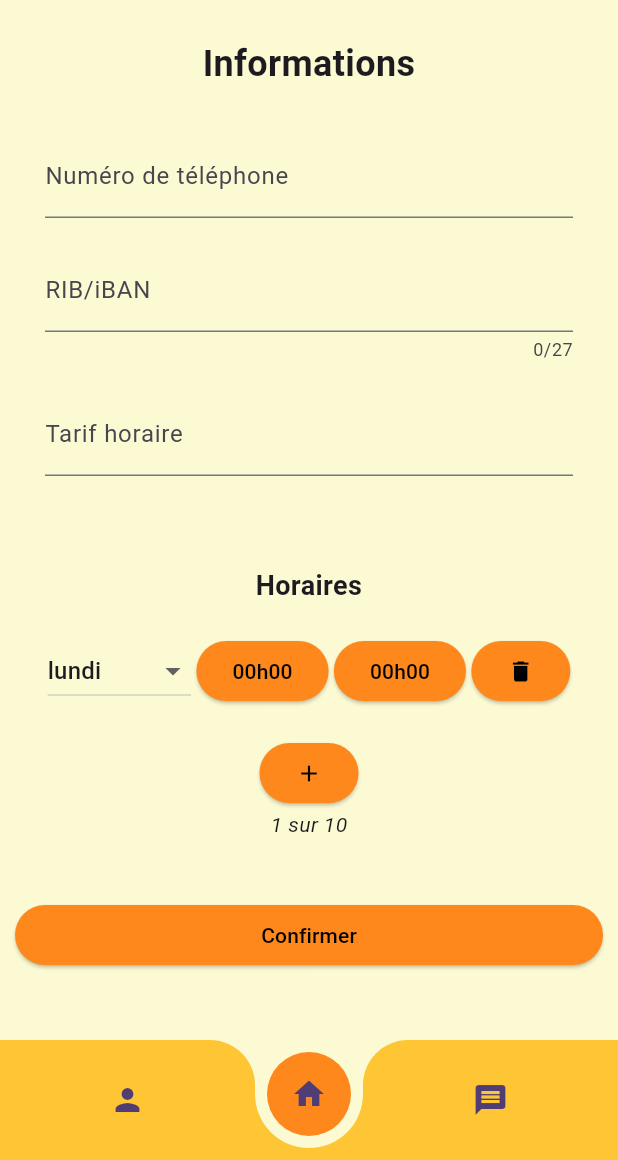
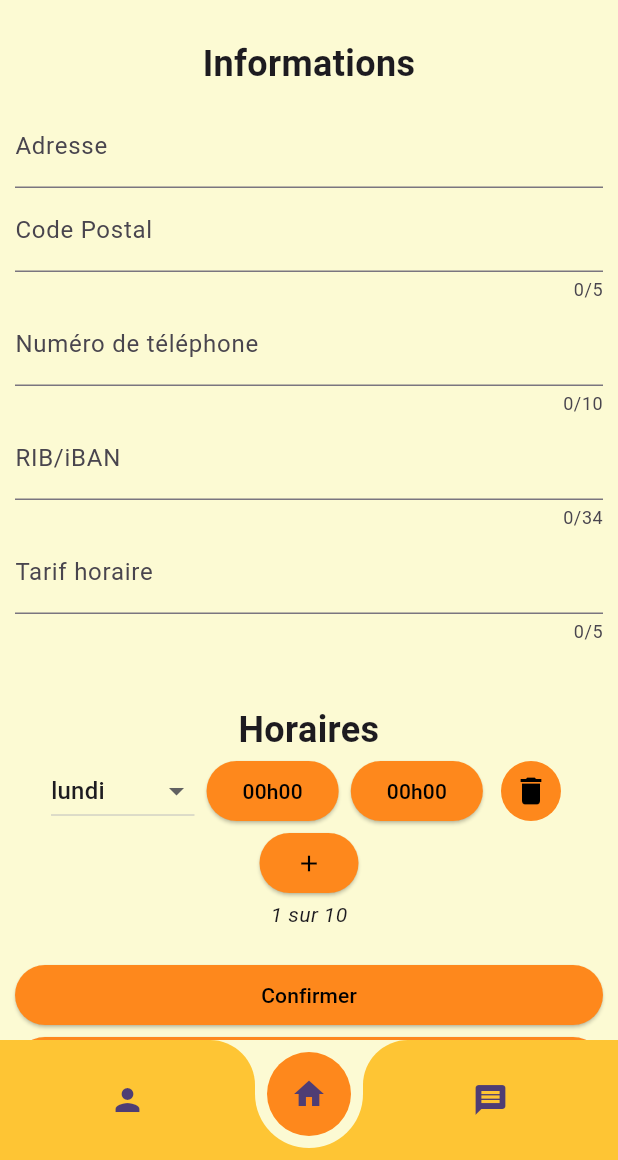
Before and after one commit to lugmog2728/SAE5.01-Voyo, a Flutter app: the ProfilePage screen opened directly, after a tap on the "edit" icon, after a tap on "Devenir visiteur", on a phone screen of 412 x 824 dp, the part 76-1236 px from its top. Run offline on Flutter 3.47's test engine with Material 3 defaults, Android fonts, the light colour scheme and no system bars; our stand-ins replace dio, image_picker; missing offline and left inert: dart:ffi; network calls fail.

Commit message:
add private data in profile.dart

```diff
--- a/voyo/lib/profile.dart
+++ b/voyo/lib/profile.dart
@@ -8,6 +8,10 @@ import 'availibility.dart';
 //####__CONSTANTS__####\\
 
 Image placeholder = Image.asset("assets/images/placeholder.webp", width: 140, height: 180,);
+TextStyle sectionStyle = const TextStyle(
+  fontSize: 20,
+  fontWeight: FontWeight.bold,
+);
 
 //####__PROFIL_PAGE__#####\\
 
@@ -24,7 +28,6 @@ class ProfilePage extends StatefulWidget {
 class _ProfilePageState extends State<ProfilePage> {
 
   //####__SUPPORTS_VAR__####\\
-
   XFile? imagePick;
   ///Image height depending on edit
   double heightLabel = 180;
@@ -39,6 +42,8 @@ class _ProfilePageState extends State<ProfilePage> {
   //####__DATA_VAR__####\\
 
   bool isVisitor = false;
+  ///Defined if the visitor has been validated by an administrator
+  bool isValid = true;
   int idVisitor = -1;
   String statut = "";
   String name = "";
@@ -47,6 +52,10 @@ class _ProfilePageState extends State<ProfilePage> {
   String hourlyRate = "";
   String imageUrl = "";
   int rating = 0;
+  String street = "";
+  String zipCode = "";
+  String phone = "";
+  String rib = "";
   List<Availibility> availibilities = [];
   List<Comment> comments = [];
 
@@ -56,6 +65,10 @@ class _ProfilePageState extends State<ProfilePage> {
   TextEditingController firstNameController = TextEditingController();
   TextEditingController cityController = TextEditingController();
   TextEditingController hourlyRateController = TextEditingController();
+  TextEditingController streetController = TextEditingController();
+  TextEditingController zipCodeController = TextEditingController();
+  TextEditingController phoneController = TextEditingController();
+  TextEditingController ribController = TextEditingController();
   List<Availibility> availibilitiesController = [];
 
   //####__WIDGET__####\\
@@ -64,6 +77,10 @@ class _ProfilePageState extends State<ProfilePage> {
   Widget firstNameWidget = Container();
   Widget cityWidget = Container();
   Widget hourlyRateWidget = Container();
+  Widget streetWidget = Container();
+  Widget zipCodeWidget = Container();
+  Widget phoneWidget = Container();
+  Widget ribWidget = Container();
   ///Yellow underline for information label
   Border borderInformation = const Border ();
   AppBar editAppBar = AppBar(toolbarHeight: 0.0);
@@ -78,6 +95,11 @@ class _ProfilePageState extends State<ProfilePage> {
     if (isEdit) {editMode();
     } else {viewingMode();}
 
+    Widget image = placeholder;
+    if (imageUrl != "") {
+      image = Image.network('${app_global.UrlServer}/image/$imageUrl', width: 140,height: 180, errorBuilder: (context, error, stackTrace) => placeholder);
+    }
+
     return app_global.Menu(
       Scaffold(
         appBar: editAppBar,
@@ -86,6 +108,22 @@ class _ProfilePageState extends State<ProfilePage> {
           child: Column (
             crossAxisAlignment: CrossAxisAlignment.start,
             children: [
+              Visibility(
+                visible: !isValid,
+                child: const Center(
+                  child:
+                    Text(
+                    "Ce compte n'a pas encore était validé par un administrateur.",
+                    style: TextStyle(
+                      fontStyle: FontStyle.italic
+                    ),
+                  ),
+                ),
+              ),
+              Visibility(
+                visible: widget.idUser == 0,
+                child: Container(),
+              ),
               Visibility(
                 visible: !isEdit,
                 child: Row (
@@ -102,16 +140,21 @@ class _ProfilePageState extends State<ProfilePage> {
                       ),
                     ),
                   ),
-                  Padding(
+                  Container (
                     padding: const EdgeInsets.all(16.0),
+                    width: 130,
+                    child: Visibility(
+                      visible: widget.idUser == app_global.idUser,
                       child: Center(
-                      child: ElevatedButton(
+                        child: IconButton(
+                          onPressed: () => editprofile(),
                           style: app_global.buttonStyle,
-                        child: const Icon(Icons.edit_sharp),
-                        onPressed: () => editprofile(),
+                          icon: const Icon(Icons.edit_sharp),
                           ),
                         ),
                       ),
+                    ),
+
                   ],
                 ),
               ),
@@ -120,23 +163,24 @@ class _ProfilePageState extends State<ProfilePage> {
                   children: [
                     Padding (
                       padding: const EdgeInsets.only(left: 16, right: 16),
-                      child: Image.network('${app_global.UrlServer}/image/$imageUrl',
-                        width: 140,
-                        height: 180,
-                        errorBuilder: (context, error, stackTrace) => placeholder,
+                      child: image,
                     ),
-                    ),
-                    Positioned(
-                      left: 0,
-                      bottom: 0,
-                      child: ElevatedButton(
+                    Visibility(
+                      visible: widget.idUser == app_global.idUser,
+                      child: Positioned(
+                        left: 10,
+                        bottom: 10,
+                        child: IconButton(
                           onPressed: () async { final XFile? image = await ImagePicker().pickImage(source: ImageSource.gallery);
                             imagePick = image;
+                            String? t = image?.readAsString() as String?;
+                            print(t);
                           },
                           style: app_global.buttonStyle,
-                        child: const Icon(Icons.photo_size_select_actual_outlined)
+                          icon: const Icon(Icons.photo_size_select_actual_outlined)
                         ),
                       )
+                    ),
                   ],
                 ),
 
@@ -168,7 +212,7 @@ class _ProfilePageState extends State<ProfilePage> {
                         context,
                         MaterialPageRoute(
                           builder: (context) =>
-                            const status_change.ChangementStatutPage(title: "Changement de statut")
+                            status_change.ChangementStatutPage(title: "Changement de statut", idUser: widget.idUser,)
                         ),
                       );
                     },
@@ -197,12 +241,9 @@ class _ProfilePageState extends State<ProfilePage> {
                   child: Column (
                     crossAxisAlignment: CrossAxisAlignment.start,
                     children: [
-                      const Text (
+                      Text (
                         'Horaires',
-                        style: TextStyle(
-                          fontSize: 20,
-                          fontWeight: FontWeight.bold,
-                        )
+                        style: sectionStyle
                       ),
                       if (isEdit) for (var i = 0; i < availibilitiesController.length; i++) hourlyInput(availibilitiesController[i], i)
                       else for (var i = 0; i < availibilities.length; i++) hourlyLabel(availibilities[i]),
@@ -231,6 +272,44 @@ class _ProfilePageState extends State<ProfilePage> {
               ),
 
               Visibility(
+                visible: isVisitor && widget.idUser == app_global.idUser,
+                child: Container (
+                  alignment: Alignment.centerLeft,
+                  margin: const EdgeInsets.only(top: 16, left: 16),
+                  child: Column (
+                    crossAxisAlignment: CrossAxisAlignment.start,
+                    children: [
+                      Text (
+                        'Données privées',
+                        style: sectionStyle
+                      ),
+                      Row (
+                        children: [
+                          Column(
+                            crossAxisAlignment: CrossAxisAlignment.start,
+                            children: [
+                              labelPrivateData("Adresse :"),
+                              labelPrivateData("Code Postal : "),
+                              labelPrivateData("Téléphone : "),
+                              labelPrivateData("RIB : ")
+                            ]
+                          ),
+                          Column(
+                            children: [
+                              profileInformation(streetWidget),
+                              profileInformation(zipCodeWidget),
+                              profileInformation(phoneWidget),
+                              profileInformation(ribWidget)
+                            ]
+                          )
+                        ],
+                      )
+                    ]
+                  ),
+                )
+              ),
+
+              Visibility(
                 visible: isVisitor && !isEdit && comments.isNotEmpty,
                 child: Container (
                   alignment: Alignment.center,
@@ -238,12 +317,9 @@ class _ProfilePageState extends State<ProfilePage> {
                   child: Column (
                     crossAxisAlignment: CrossAxisAlignment.start,
                     children: [
-                      const Text (
-                        'Commentaire',
-                        style: TextStyle(
-                          fontSize: 20,
-                          fontWeight: FontWeight.bold,
-                        )
+                      Text (
+                        'Commentaires',
+                        style: sectionStyle
                       ),
                       if (comments.isNotEmpty) commentWidget(comments[selectedComments]),
                       Row(
@@ -286,6 +362,11 @@ class _ProfilePageState extends State<ProfilePage> {
         if (jsonData["User"] == null) {
         }
           isVisitor = jsonData["User"] != null;
+          switch (jsonData["State"]) {
+            case "Attente": isValid = false;
+              break;
+            case "Refuser": isVisitor = false;
+          }
           if (isVisitor) {
             setState(() {
               idVisitor = jsonData["Id"];
@@ -295,6 +376,14 @@ class _ProfilePageState extends State<ProfilePage> {
               hourlyRate = jsonData["HourlyRate"].toString();
               imageUrl = jsonData["User"]["ProfilPicture"];
               rating = jsonData["Rating"];
+              street = jsonData["Street"];
+              zipCode = jsonData["PostalCode"].toString();
+              if (zipCode.length < 5) {
+                zipCode = "0$zipCode";
+              }
+              phone = jsonData["User"]["PhoneNumber"];
+              rib = jsonData["RIB"].toString();
+              //rib = "**** **** ${rib.substring(rib.length-5)}";
             });
 
             app_global.fetchData("${app_global.UrlServer}Availibility/GetAvailibiltyByVisitor?id=${jsonData["Id"]}").then((List<dynamic>? jsonDataAv) {
@@ -312,7 +401,6 @@ class _ProfilePageState extends State<ProfilePage> {
                 initAvailibilitiesController();
               }
               }).catchError((error) {
-                print('\nUne erreur est survenue lors de la récupération des données : $error');
             });
             app_global.fetchData("${app_global.UrlServer}Visit/GetComment?idvisitor=${jsonData["Id"]}").then((List<dynamic>? jsonDataCom) {
               if (jsonDataCom != null) {
@@ -326,7 +414,6 @@ class _ProfilePageState extends State<ProfilePage> {
                 });
               }
             }).catchError((error) {
-              print('\nUne erreur est survenue lors de la récupération des données : $error');
             });
 
           }else {
@@ -340,7 +427,6 @@ class _ProfilePageState extends State<ProfilePage> {
       }
       }).catchError((error) {
         isVisitor = false;
-        print('\nUne erreur est survenue lors de la récupération des données : $error');
     });
   }
 
@@ -361,6 +447,10 @@ class _ProfilePageState extends State<ProfilePage> {
     firstNameWidget = editProfileText(firstName);
     cityWidget = editProfileText(city);
     hourlyRateWidget = editProfileText("$hourlyRate€");
+    streetWidget = editProfileText(street);
+    zipCodeWidget = editProfileText(zipCode);
+    phoneWidget = editProfileText(phone);
+    ribWidget = editProfileText(rib);
     editAppBar = AppBar(toolbarHeight: 0.0);
     availibilitiesError.clear();
   }
@@ -372,19 +462,18 @@ class _ProfilePageState extends State<ProfilePage> {
     firstNameController.text = firstName;
     cityController.text = city;
     hourlyRateController.text = hourlyRate;
+    streetController.text = street;
+    zipCodeController.text = zipCode;
+    phoneController.text = phone;
 
-    nameWidget = inputProfileEdit(nameController, "Prénom");
-    firstNameWidget = inputProfileEdit(firstNameController, "Nom");
-    cityWidget = inputProfileEdit(cityController, "Ville");
-
-    hourlyRateWidget = TextFormField(
-      controller: hourlyRateController,
-      decoration: const InputDecoration(
-        labelText: "Tarif Horaire",
-      ),
-      keyboardType: TextInputType.number,
-      maxLength: 5,
-    );
+    nameWidget = inputProfileEdit(nameController, "Prénom", TextInputType.text, null);
+    firstNameWidget = inputProfileEdit(firstNameController, "Nom", TextInputType.text, null);
+    cityWidget = inputProfileEdit(cityController, "Ville", TextInputType.text, null);
+    hourlyRateWidget = inputProfileEdit(hourlyRateController, "Tarif Horaire", TextInputType.number, 5);
+    streetWidget = inputProfileEdit(streetController, "Adresse", TextInputType.text, null);
+    zipCodeWidget = inputProfileEdit(zipCodeController, "Code Postal", TextInputType.number, 5);
+    phoneWidget = inputProfileEdit(phoneController, "Téléphone", TextInputType.phone, 10);
+    ribWidget = inputProfileEdit(ribController, "RIB", TextInputType.text, 34);
 
     editAppBar = AppBar(
       backgroundColor: app_global.backgroundColor,
@@ -460,9 +549,13 @@ class _ProfilePageState extends State<ProfilePage> {
         });
       });
       if (isVisitor) {
-        app_global.sendData("${app_global.UrlServer}Visitor/ModifyVisitor?id=$idVisitor&hourlyRate=${hourlyRateController.text}").then((value) {
+        print("${app_global.UrlServer}Visitor/ModifyVisitor?id=$idVisitor&street=${streetController.text}&hourlyRate=${hourlyRateController.text}&phoneNumber=${phoneController.text}&PostalCode=${zipCodeController.text}");
+        app_global.sendData("${app_global.UrlServer}Visitor/ModifyVisitor?id=$idVisitor&street=${streetController.text}&hourlyRate=${hourlyRateController.text}&phoneNumber=${phoneController.text}&PostalCode=${zipCodeController.text}").then((value) {
           setState(() {
             hourlyRate = hourlyRateController.text;
+            street = streetController.text;
+            zipCode = zipCodeController.text;
+            phone = phoneController.text;
           });
         });
         app_global.sendData("${app_global.UrlServer}Availibility/DeleteAvailibilty?id=$idVisitor").then((value) {
@@ -515,12 +608,24 @@ class _ProfilePageState extends State<ProfilePage> {
     );
   }
   ///Create a input information (String Data) for the edit mode
-  TextFormField inputProfileEdit(TextEditingController textController, String label) {
+  TextFormField inputProfileEdit(TextEditingController textController, String label, TextInputType keyboardType, int? maxLength) {
     return TextFormField(
       controller: textController,
+      keyboardType: keyboardType,
+      maxLength: maxLength,
       decoration: InputDecoration(
         labelText: label,
       )
+    );
+  }
+
+  Text labelPrivateData(String label) {
+    return Text(
+      label,
+      style: const TextStyle(
+        fontSize: 16,
+        fontStyle: FontStyle.italic,
+      ),
     );
   }
 
@@ -566,25 +671,32 @@ class _ProfilePageState extends State<ProfilePage> {
               });
             }
           ),
-          timeButton(context, availibility, false),
-          timeButton(context, availibility, true),
-          ElevatedButton(
+          timeButton(availibility, false),
+          timeButton(availibility, true),
+          IconButton(
             onPressed: () {
               setState(() {
                 availibilitiesController.removeAt(index);
               });
             },
             style: app_global.buttonStyle,
-            child: const Icon(Icons.delete)
+            icon: const Icon(Icons.delete)
             )
         ],
       ),
     );
   }
   ///Create a TimePicker button for a modifiy a availibility
-  ElevatedButton timeButton(BuildContext context, Availibility availibility, bool isTimeEnd) {
+  ElevatedButton timeButton(Availibility availibility, bool isTimeEnd) {
     return ElevatedButton(
-      onPressed: () async { final TimeOfDay? time = await showTimePicker(
+      onPressed: () => timePickerFunction(availibility, isTimeEnd),
+      style: app_global.buttonStyle,
+      child: Text(translateTime(availibility.getTime(isTimeEnd), "h"))
+    );
+  }
+
+  void timePickerFunction(Availibility availibility, bool isTimeEnd) async {
+    final TimeOfDay? time = await showTimePicker(
       context: context,
       initialTime: availibility.getTime(isTimeEnd),
       helpText: "Choissiez une heure",
@@ -605,10 +717,6 @@ class _ProfilePageState extends State<ProfilePage> {
         }
       }
     });
-      },
-      style: app_global.buttonStyle,
-      child: Text(translateTime(availibility.getTime(isTimeEnd), "h"))
-    );
   }
 
   //####__COMMENT_MANAGEMENT__####\\
--- a/voyo/lib/statuschange.dart
+++ b/voyo/lib/statuschange.dart
@@ -1,11 +1,13 @@
 import 'package:flutter/material.dart';
 import 'globals.dart' as app_global;
+import 'profile.dart' as profile;
 import 'availibility.dart';
 
 class ChangementStatutPage extends StatefulWidget {
-  const ChangementStatutPage({Key? key, required this.title}) : super(key: key);
+  const ChangementStatutPage({Key? key, required this.title, required this.idUser}) : super(key: key);
 
   final String title;
+  final int idUser;
 
   @override
   State<ChangementStatutPage> createState() => _ChangementStatutPageState();
@@ -19,9 +21,11 @@ class _ChangementStatutPageState extends State<ChangementStatutPage> {
   List<int> availibilitiesError = [];
   bool isError = false;
 
-  final TextEditingController telephoneController = TextEditingController();
+  final TextEditingController streetController = TextEditingController();
+  final TextEditingController zipCodeController = TextEditingController();
+  final TextEditingController phoneController = TextEditingController();
   final TextEditingController ribController = TextEditingController();
-  final TextEditingController tarifController = TextEditingController();
+  final TextEditingController rateController = TextEditingController();
 
   void _confirmer() {
     setState(() {
@@ -29,6 +33,22 @@ class _ChangementStatutPageState extends State<ChangementStatutPage> {
       isError = (availibilitiesError.isNotEmpty);
       availibilitiesController;
     });
+    if (!isError) {
+      print("${app_global.UrlServer}Visitor/CreateVisitor?id=${widget.idUser}&street=${streetController.text}&hourlyRate=${rateController.text}&postalCode=${zipCodeController.text}&RIB=${ribController.text}&phoneNumber=${phoneController.text}");
+      app_global.sendData("${app_global.UrlServer}Visitor/CreateVisitor?id=${widget.idUser}&street=${streetController.text}&hourlyRate=${rateController.text}&postalCode=${zipCodeController.text}&RIB=${ribController.text}&phoneNumber=${phoneController.text}").then((value) {
+         returnInProfil();
+      });
+    }
+  }
+
+  void returnInProfil() {
+    Navigator.push(
+      context,
+      MaterialPageRoute(
+        builder: (context) =>
+          profile.ProfilePage(title: "profil", idUser: widget.idUser)
+      ),
+    );
   }
 
   @override
@@ -48,36 +68,47 @@ class _ChangementStatutPageState extends State<ChangementStatutPage> {
                   textAlign: TextAlign.center,
                 ),
               ),
-              Padding(
-                padding: const EdgeInsets.all(20.0),
-                child: Column(
+              Column(
                 crossAxisAlignment: CrossAxisAlignment.stretch,
                 children: [
                   TextFormField(
-                      controller: telephoneController,
+                    controller: streetController,
+                    decoration: const InputDecoration(
+                      labelText: "Adresse",
+                    ),
+                  ),
+                  TextFormField(
+                    controller: zipCodeController,
+                    keyboardType: TextInputType.number,
+                    maxLength: 5,
+                    decoration: const InputDecoration(
+                      labelText: "Code Postal",
+                    ),
+                  ),
+                  TextFormField(
+                    controller: phoneController,
                     keyboardType: TextInputType.phone,
+                    maxLength: 10,
                     decoration: const InputDecoration(
                       labelText: "Numéro de téléphone",
                     ),
                   ),
-                    const SizedBox(height: 20.0),
                   TextFormField(
                     controller: ribController,
-                      maxLength: 27,
+                    maxLength: 34,
                     decoration: const InputDecoration(
                       labelText: "RIB/iBAN",
                     ),
                   ),
-                    const SizedBox(height: 20.0),
                   TextFormField(
-                      controller: tarifController,
+                    controller: rateController,
                     keyboardType: TextInputType.number,
+                    maxLength: 5,
                     decoration: const InputDecoration(
                       labelText: "Tarif horaire",
                     ),
                   ),
                 ],
-                ),
               ),
               const SizedBox(height: 20.0),
               Padding(
@@ -87,12 +118,10 @@ class _ChangementStatutPageState extends State<ChangementStatutPage> {
                   children: [
                     const Text(
                       'Horaires',
-                      style: TextStyle(fontWeight: FontWeight.bold, fontSize: 18.0),
+                      style: TextStyle(fontWeight: FontWeight.bold, fontSize: 24.0),
                       textAlign: TextAlign.center,
                     ),
-                    const SizedBox(height: 20.0),
                     for (var i = 0; i < availibilitiesController.length; i++) hourlyInput(availibilitiesController[i], i),
-                    const SizedBox(height: 20.0),
                     Visibility(
                         visible: availibilitiesController.length < maxAvailibility,
                         child: Center(
@@ -112,11 +141,15 @@ class _ChangementStatutPageState extends State<ChangementStatutPage> {
                   ],
                 ),
               ),
-              const SizedBox(height: 20.0),
               ElevatedButton(
                 onPressed: _confirmer,
                 style: app_global.buttonStyle,
                 child: const Text('Confirmer'),
+              ),
+              ElevatedButton(
+                onPressed: returnInProfil,
+                style: app_global.buttonStyle,
+                child: const Text('Annuler'),
               ),
             ],
           ),
@@ -153,25 +186,32 @@ class _ChangementStatutPageState extends State<ChangementStatutPage> {
               });
             }
           ),
-          timeButton(context, availibility, false),
-          timeButton(context, availibility, true),
-          ElevatedButton(
+          timeButton(availibility, false),
+          timeButton(availibility, true),
+          IconButton(
             onPressed: () {
               setState(() {
                 availibilitiesController.removeAt(index);
               });
             },
             style: app_global.buttonStyle,
-            child: const Icon(Icons.delete)
+            icon: const Icon(Icons.delete)
             )
         ],
       ),
     );
   }
   ///Create a TimePicker button for a modifiy a availibility
-  ElevatedButton timeButton(BuildContext context, Availibility availibility, bool isTimeEnd) {
+  ElevatedButton timeButton(Availibility availibility, bool isTimeEnd) {
     return ElevatedButton(
-      onPressed: () async { final TimeOfDay? time = await showTimePicker(
+      onPressed: () => timePickerFunction(availibility, isTimeEnd),
+      style: app_global.buttonStyle,
+      child: Text(translateTime(availibility.getTime(isTimeEnd), "h"))
+    );
+  }
+
+  void timePickerFunction(Availibility availibility, bool isTimeEnd) async {
+    final TimeOfDay? time = await showTimePicker(
       context: context,
       initialTime: availibility.getTime(isTimeEnd),
       helpText: "Choissiez une heure",
@@ -192,11 +232,8 @@ class _ChangementStatutPageState extends State<ChangementStatutPage> {
         }
       }
     });
-      },
-      style: app_global.buttonStyle,
-      child: Text(translateTime(availibility.getTime(isTimeEnd), "h"))
-    );
   }
+
 
   ///Add a empty availibility in the availibilitiesController
   void addAvailibility() {
```
Lines whose indentation alone changed are shown as unchanged.
